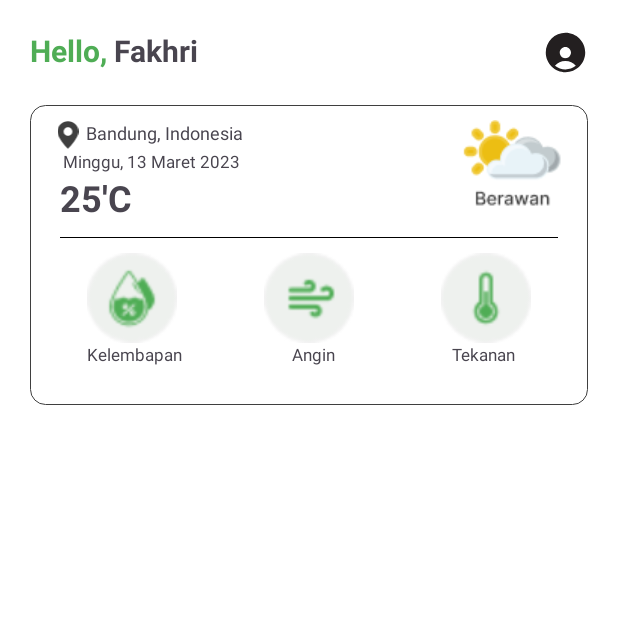
After one commit to Mohmmdarif/UTS-MobileApp, an Android app: the fragment DashboardFragment shown on its own in the app's theme, on a phone screen of 412 x 824 dp, the top half of it. The commit adds this screen. Run offline under Robolectric (Android 15) with nearby library versions, the phone set to English and light mode, and no system bars.

Commit message:
creating dashboard layout page

```diff
--- /dev/null
+++ b/app/src/main/java/com/example/tanialtech/DashboardFragment.java
@@ -0,0 +1,27 @@
+package com.example.tanialtech;
+
+import android.os.Bundle;
+
+import androidx.annotation.NonNull;
+import androidx.annotation.Nullable;
+import androidx.fragment.app.Fragment;
+
+import android.view.LayoutInflater;
+import android.view.View;
+import android.view.ViewGroup;
+
+public class DashboardFragment extends Fragment {
+
+    @Override
+    public View onCreateView(LayoutInflater inflater, ViewGroup container,
+                             Bundle savedInstanceState) {
+        // Inflate the layout for this fragment
+        return inflater.inflate(R.layout.fragment_dashboard, container, false);
+    }
+
+
+    @Override
+    public void onViewCreated(@NonNull View view, @Nullable Bundle savedInstanceState) {
+        super.onViewCreated(view, savedInstanceState);
+    }
+}
--- /dev/null
+++ b/app/src/main/res/drawable/container.xml
@@ -0,0 +1,9 @@
+<?xml version="1.0" encoding="utf-8"?>
+<shape xmlns:android="http://schemas.android.com/apk/res/android"
+    android:shape="rectangle">
+    <solid android:color="@color/white" />
+    <stroke
+        android:width="0.5dp"
+        android:color="@color/gray" />
+    <corners android:radius="10dp" />
+</shape>
--- /dev/null
+++ b/app/src/main/res/drawable/location.xml
@@ -0,0 +1,9 @@
+<vector xmlns:android="http://schemas.android.com/apk/res/android"
+    android:width="9dp"
+    android:height="13dp"
+    android:viewportWidth="9"
+    android:viewportHeight="13">
+  <path
+      android:pathData="M0,5C0,3.807 0.474,2.662 1.318,1.818C2.162,0.974 3.307,0.5 4.5,0.5C5.693,0.5 6.838,0.974 7.682,1.818C8.526,2.662 9,3.807 9,5C9,8 4.5,12.5 4.5,12.5C4.5,12.5 0,8 0,5ZM2.625,5C2.625,5.497 2.823,5.974 3.174,6.326C3.526,6.677 4.003,6.875 4.5,6.875C4.997,6.875 5.474,6.677 5.826,6.326C6.177,5.974 6.375,5.497 6.375,5C6.375,4.503 6.177,4.026 5.826,3.674C5.474,3.323 4.997,3.125 4.5,3.125C4.003,3.125 3.526,3.323 3.174,3.674C2.823,4.026 2.625,4.503 2.625,5Z"
+      android:fillColor="#3F3F3F"/>
+</vector>
--- /dev/null
+++ b/app/src/main/res/drawable/user.xml
@@ -0,0 +1,9 @@
+<vector xmlns:android="http://schemas.android.com/apk/res/android"
+    android:width="30dp"
+    android:height="30dp"
+    android:viewportWidth="30"
+    android:viewportHeight="30">
+  <path
+      android:pathData="M15,1.851C11.514,1.854 8.171,3.241 5.706,5.706C3.241,8.171 1.854,11.514 1.851,15C1.845,16.728 2.183,18.439 2.845,20.035C3.506,21.632 4.478,23.08 5.704,24.298C6.921,25.523 8.37,26.495 9.966,27.156C11.562,27.817 13.273,28.155 15,28.149C22.251,28.149 28.149,22.251 28.149,14.998C28.149,7.746 22.253,1.851 15,1.851ZM7.984,23.818C8.821,22.835 9.859,22.041 11.027,21.49C12.195,20.939 13.467,20.643 14.758,20.621C14.803,20.623 14.846,20.634 14.891,20.634H14.934C14.976,20.634 15.013,20.623 15.054,20.621C16.362,20.644 17.65,20.95 18.829,21.517C20.008,22.084 21.05,22.899 21.885,23.906C19.918,25.441 17.495,26.274 15,26.274C12.45,26.28 9.974,25.413 7.984,23.818ZM11.164,14.989C11.164,12.932 12.836,11.261 14.936,11.261C16.993,11.261 18.664,12.934 18.664,15.034C18.662,16 18.285,16.928 17.611,17.621C16.938,18.315 16.022,18.719 15.056,18.75C15.002,18.75 14.951,18.741 14.897,18.741C14.85,18.741 14.805,18.748 14.758,18.75C13.788,18.712 12.871,18.298 12.2,17.597C11.529,16.895 11.158,15.96 11.164,14.989Z"
+      android:fillColor="#231F20"/>
+</vector>
--- a/app/src/main/res/layout/activity_main.xml
+++ b/app/src/main/res/layout/activity_main.xml
@@ -20,12 +20,13 @@
     <com.google.android.material.bottomnavigation.BottomNavigationView
         android:id="@+id/navigation_menu"
         android:layout_width="match_parent"
-        android:layout_height="75dp"
+        android:layout_height="80dp"
         app:layout_constraintBottom_toBottomOf="parent"
         app:layout_constraintEnd_toEndOf="parent"
         app:layout_constraintHorizontal_bias="0.5"
         app:layout_constraintStart_toStartOf="parent"
         app:menu="@menu/menu"
+        app:labelVisibilityMode="labeled"
         />
 
 </androidx.constraintlayout.widget.ConstraintLayout>
--- /dev/null
+++ b/app/src/main/res/layout/fragment_dashboard.xml
@@ -0,0 +1,201 @@
+<?xml version="1.0" encoding="utf-8"?>
+<ScrollView xmlns:android="http://schemas.android.com/apk/res/android"
+    xmlns:tools="http://schemas.android.com/tools"
+    android:layout_width="match_parent"
+    android:layout_height="match_parent"
+    xmlns:app="http://schemas.android.com/apk/res-auto"
+    android:background="@color/white"
+    tools:context=".DashboardFragment">
+
+    <androidx.constraintlayout.widget.ConstraintLayout
+        android:layout_width="match_parent"
+        android:layout_height="wrap_content">
+
+        <TextView
+            android:id="@+id/hello"
+            android:layout_width="wrap_content"
+            android:layout_height="wrap_content"
+            android:text="@string/hello"
+            android:textSize="20sp"
+            android:textStyle="bold"
+            android:textColor="@color/green"
+            app:layout_constraintTop_toTopOf="parent"
+            app:layout_constraintStart_toStartOf="parent"
+            android:layout_marginTop="20dp"
+            android:layout_marginStart="20dp"
+            />
+
+        <TextView
+            android:id="@+id/username"
+            android:layout_width="wrap_content"
+            android:layout_height="wrap_content"
+            android:text="@string/username"
+            android:textSize="20sp"
+            android:textStyle="bold"
+            app:layout_constraintTop_toTopOf="parent"
+            app:layout_constraintStart_toEndOf="@+id/hello"
+            android:layout_marginTop="20dp" />
+
+        <ImageView
+            android:id="@+id/profile_icon"
+            android:layout_width="30dp"
+            android:layout_height="30dp"
+            android:src="@drawable/user"
+            app:layout_constraintTop_toTopOf="parent"
+            app:layout_constraintEnd_toEndOf="parent"
+            android:layout_marginEnd="20dp"
+            android:layout_marginTop="20dp"
+            />
+
+        <View
+            android:layout_width="match_parent"
+            android:layout_height="200dp"
+            android:background="@drawable/container"
+            app:layout_constraintTop_toBottomOf="@+id/profile_icon"
+            app:layout_constraintStart_toStartOf="parent"
+            app:layout_constraintEnd_toEndOf="parent"
+            android:layout_marginHorizontal="20dp"
+            android:layout_marginTop="20dp"
+            />
+
+        <ImageView
+            android:id="@+id/location_icon"
+            android:layout_width="20dp"
+            android:layout_height="20dp"
+            android:src="@drawable/location"
+            app:layout_constraintTop_toBottomOf="@+id/profile_icon"
+            app:layout_constraintStart_toStartOf="parent"
+            android:layout_marginTop="30dp"
+            android:layout_marginStart="35dp"
+            />
+
+        <TextView
+            android:id="@+id/location"
+            android:layout_width="wrap_content"
+            android:layout_height="wrap_content"
+            android:text="@string/location"
+            app:layout_constraintStart_toEndOf="@+id/location_icon"
+            app:layout_constraintTop_toBottomOf="@+id/profile_icon"
+            android:layout_marginTop="30dp"
+            android:layout_marginStart="2dp"
+            android:textSize="12sp"
+            />
+
+        <TextView
+            android:id="@+id/date"
+            android:layout_width="wrap_content"
+            android:layout_height="wrap_content"
+            android:text="@string/date"
+            app:layout_constraintStart_toStartOf="parent"
+            app:layout_constraintTop_toBottomOf="@+id/location"
+            android:layout_marginTop="3dp"
+            android:layout_marginStart="42dp"
+            android:textSize="11sp"
+            />
+
+        <TextView
+            android:id="@+id/temperature"
+            android:layout_width="wrap_content"
+            android:layout_height="wrap_content"
+            android:text="@string/temperature"
+            app:layout_constraintStart_toStartOf="parent"
+            app:layout_constraintTop_toBottomOf="@+id/date"
+            android:layout_marginTop="0dp"
+            android:layout_marginStart="40dp"
+            android:textSize="24sp"
+            android:textStyle="bold"
+            />
+
+        <ImageView
+            android:layout_width="wrap_content"
+            android:layout_height="wrap_content"
+            android:src="@drawable/cloudy"
+            app:layout_constraintTop_toBottomOf="@+id/profile_icon"
+            app:layout_constraintEnd_toEndOf="parent"
+            android:layout_marginEnd="35dp"
+            android:layout_marginTop="30dp"
+            />
+
+        <View
+            android:id="@+id/divider"
+            android:layout_width="match_parent"
+            android:layout_height="0.5dp"
+            android:background="@color/black"
+            app:layout_constraintTop_toBottomOf="@+id/temperature"
+            android:layout_marginHorizontal="40dp"
+            android:layout_marginTop="10dp"
+            />
+
+        <ImageView
+            android:id="@+id/kelembapan"
+            android:layout_width="60dp"
+            android:layout_height="60dp"
+            android:src="@drawable/kelembapan"
+            app:layout_constraintTop_toBottomOf="@+id/divider"
+            app:layout_constraintStart_toStartOf="parent"
+            app:layout_constraintEnd_toStartOf="@+id/angin"
+            android:layout_marginTop="10dp"
+            />
+
+        <ImageView
+            android:id="@+id/angin"
+            android:layout_width="60dp"
+            android:layout_height="60dp"
+            android:src="@drawable/angin"
+            app:layout_constraintTop_toBottomOf="@+id/divider"
+            app:layout_constraintStart_toEndOf="@+id/kelembapan"
+            app:layout_constraintEnd_toStartOf="@+id/tekanan"
+            android:layout_marginTop="10dp"
+            />
+
+        <ImageView
+            android:id="@+id/tekanan"
+            android:layout_width="60dp"
+            android:layout_height="60dp"
+            android:src="@drawable/tekanan"
+            app:layout_constraintTop_toBottomOf="@+id/divider"
+            app:layout_constraintStart_toEndOf="@+id/angin"
+            app:layout_constraintEnd_toEndOf="parent"
+            android:layout_marginTop="10dp"
+            />
+
+        <TextView
+            android:id="@+id/label_kelembapan"
+            android:layout_width="wrap_content"
+            android:layout_height="wrap_content"
+            android:text="@string/label_kelembapan"
+            app:layout_constraintTop_toBottomOf="@+id/kelembapan"
+            app:layout_constraintStart_toStartOf="parent"
+            app:layout_constraintEnd_toStartOf="@+id/label_angin"
+            android:layout_marginEnd="15dp"
+            android:textSize="11sp"
+            />
+
+        <TextView
+            android:id="@+id/label_angin"
+            android:layout_width="wrap_content"
+            android:layout_height="wrap_content"
+            android:text="@string/label_angin"
+            app:layout_constraintTop_toBottomOf="@+id/angin"
+            app:layout_constraintStart_toEndOf="@+id/label_kelembapan"
+            app:layout_constraintEnd_toStartOf="@+id/label_tekanan"
+            android:layout_marginEnd="20dp"
+            android:textSize="11sp"
+            />
+
+        <TextView
+            android:id="@+id/label_tekanan"
+            android:layout_width="wrap_content"
+            android:layout_height="wrap_content"
+            android:text="@string/label_tekanan"
+            app:layout_constraintTop_toBottomOf="@+id/tekanan"
+            app:layout_constraintStart_toEndOf="@+id/label_angin"
+            app:layout_constraintEnd_toEndOf="parent"
+            android:layout_marginEnd="10dp"
+            android:textSize="11sp"
+            />
+
+
+    </androidx.constraintlayout.widget.ConstraintLayout>
+
+</ScrollView>
--- a/app/src/main/res/values/colors.xml
+++ b/app/src/main/res/values/colors.xml
@@ -2,4 +2,6 @@
 <resources>
     <color name="black">#FF000000</color>
     <color name="white">#FFFFFFFF</color>
+    <color name="green">#4FAD55</color>
+    <color name="gray">#3F3F3F</color>
 </resources>
--- a/app/src/main/res/values/strings.xml
+++ b/app/src/main/res/values/strings.xml
@@ -4,4 +4,14 @@
     <string name="activity_menu_label">Kegiatan</string>
     <string name="field_menu_label">Ladang</string>
     <string name="article_menu_label">Artikel</string>
+    <!-- TODO: Remove or change this placeholder text -->
+    <string name="hello_blank_fragment">Hello blank fragment</string>
+    <string name="hello">"Hello, "</string>
+    <string name="username">Fakhri</string>
+    <string name="location">Bandung, Indonesia</string>
+    <string name="date">Minggu, 13 Maret 2023</string>
+    <string name="temperature">25\'C</string>
+    <string name="label_kelembapan">Kelembapan</string>
+    <string name="label_angin">Angin</string>
+    <string name="label_tekanan">Tekanan</string>
 </resources>
```
Also changed, not shown: app/src/main/res/drawable/angin.png (added), app/src/main/res/drawable/cloudy.png (added), app/src/main/res/drawable/kelembapan.png (added), app/src/main/res/drawable/tekanan.png (added).
